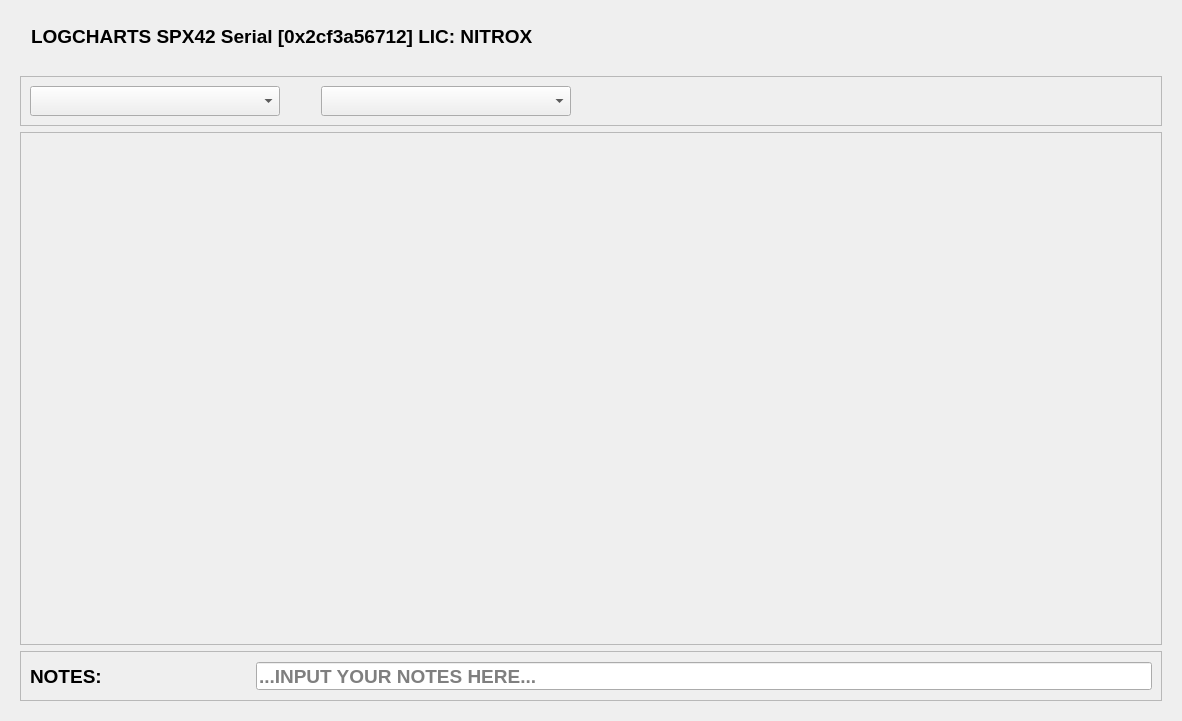
First picture: the form in src/ui/ChartsFragment.ui, repository dmarc0001/spx42Control, before the edit.
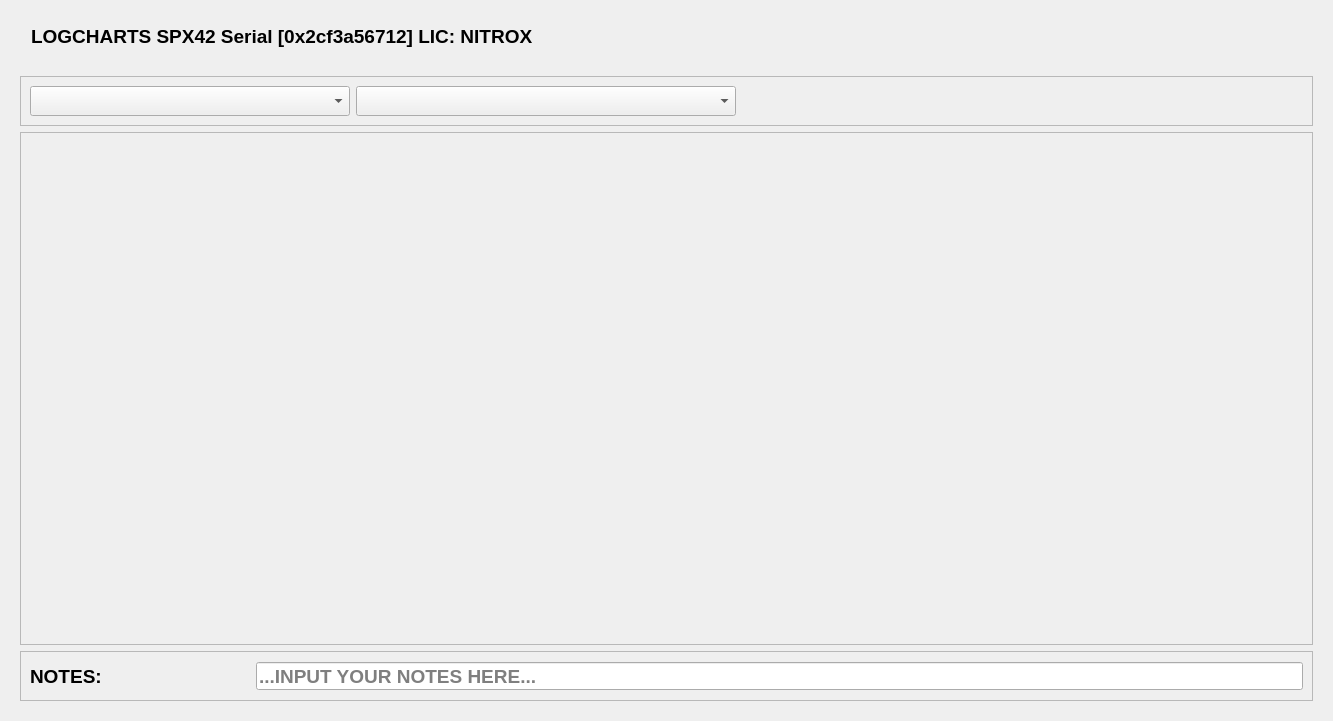
Second picture: the form after the edit.

Commit message: - dropdownboxen vergrößert

Diff of the .ui file:
```diff
--- a/src/ui/ChartsFragment.ui
+++ b/src/ui/ChartsFragment.ui
@@ -133,13 +133,13 @@
           <widget class="QComboBox" name="deviceSelectComboBox">
            <property name="minimumSize">
             <size>
-             <width>250</width>
+             <width>320</width>
              <height>24</height>
             </size>
            </property>
            <property name="maximumSize">
             <size>
-             <width>280</width>
+             <width>1024</width>
              <height>65535</height>
             </size>
            </property>
@@ -178,13 +178,13 @@
           <widget class="QComboBox" name="diveSelectComboBox">
            <property name="minimumSize">
             <size>
-             <width>250</width>
+             <width>380</width>
              <height>24</height>
             </size>
            </property>
            <property name="maximumSize">
             <size>
-             <width>280</width>
+             <width>1024</width>
              <height>65535</height>
             </size>
            </property>
@@ -208,6 +208,9 @@
            <property name="orientation">
             <enum>Qt::Horizontal</enum>
            </property>
+           <property name="sizeType">
+            <enum>QSizePolicy::MinimumExpanding</enum>
+           </property>
            <property name="sizeHint" stdset="0">
             <size>
              <width>567</width>
```
